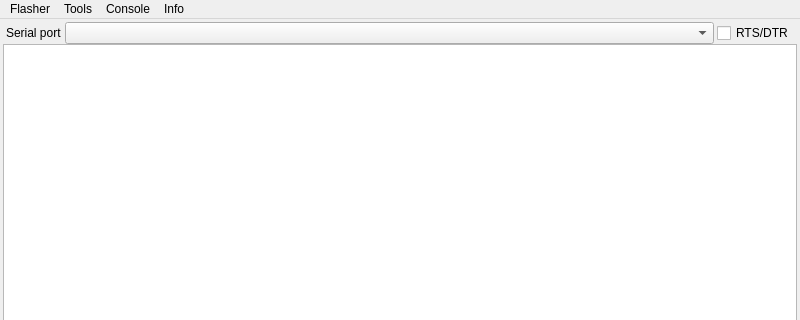
This is tools/camflasher/camflasher.ui in remibert/pycameresp as Qt 5 draws it before an edit; both pictures show x 0 to 800 and y 0 to 320 of the 800 by 600 pixel window. The edited form follows.
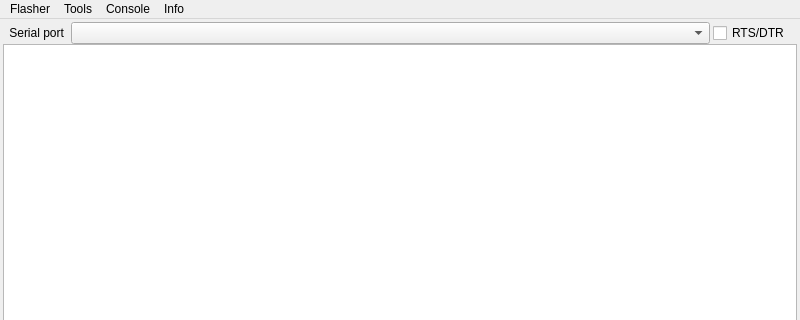
This is the edited form. Icons and pictures are not drawn.

Commit message: Change default color, fix inject zip problem

What changed in the file:
```diff
--- a/tools/camflasher/camflasher.ui
+++ b/tools/camflasher/camflasher.ui
@@ -35,10 +35,13 @@
      <number>0</number>
     </property>
     <item row="0" column="0">
-     <layout class="QHBoxLayout" name="horizontalLayout">
+     <layout class="QHBoxLayout" name="horizontalLayout" stretch="0,0,0">
       <property name="spacing">
        <number>3</number>
       </property>
+      <property name="sizeConstraint">
+       <enum>QLayout::SetDefaultConstraint</enum>
+      </property>
       <property name="leftMargin">
        <number>3</number>
       </property>
@@ -57,7 +60,7 @@
          </sizepolicy>
         </property>
         <property name="text">
-         <string>Serial port</string>
+         <string> Serial port </string>
         </property>
        </widget>
       </item>
@@ -86,7 +89,7 @@
          <enum>Qt::NoFocus</enum>
         </property>
         <property name="text">
-         <string>RTS/DTR</string>
+         <string>RTS/DTR </string>
         </property>
        </widget>
       </item>
```
The commit also changes 23 other files.
